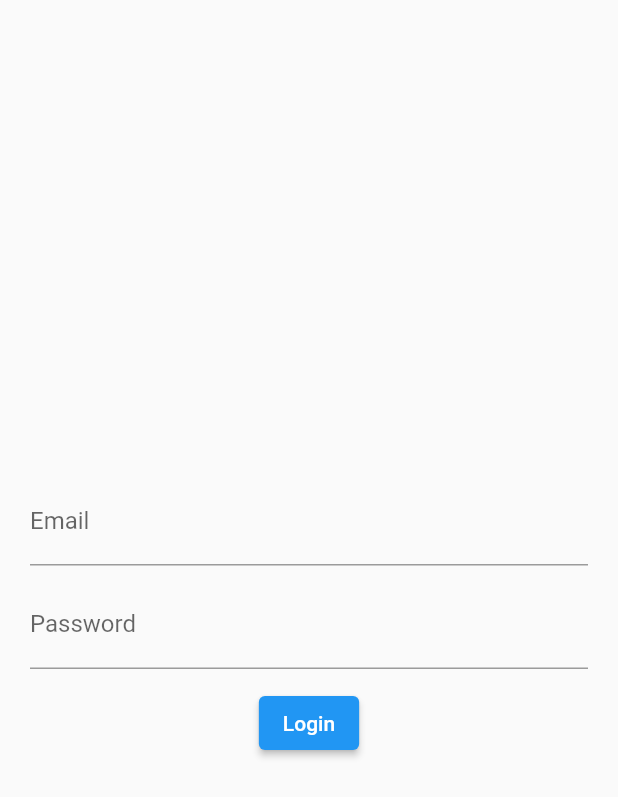
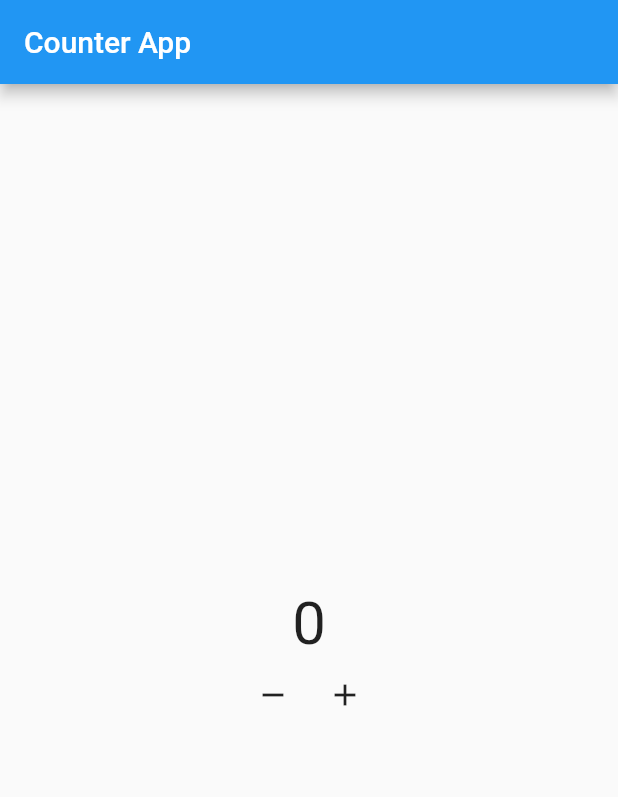
Before and after one commit to imrishuroy/Flutter-Bloc, a Flutter app: the screen it shows after launch, on a phone screen of 412 x 824 dp. Shown: the top 797 px of the screen. Run offline on Flutter 3.47's test engine with Material 2 defaults, Android fonts, the phone set to English and light mode, and no system bars; our stand-ins replace bloc, firebase_auth, firebase_core, flutter_bloc; accounts and stored records are empty.

Commit message:
Added Flutter Bloc Package and Created a Counter App using flutter bloc

```diff
--- /dev/null
+++ b/lib/cubit/counter_cubit.dart
@@ -0,0 +1,17 @@
+import 'package:bloc/bloc.dart';
+import 'package:meta/meta.dart';
+
+part 'counter_state.dart';
+
+class CounterCubit extends Cubit<CounterState> {
+  CounterCubit()
+      : super(CounterState(
+          counterValue: 0,
+        ));
+
+  void increment() => emit(
+      CounterState(counterValue: state.counterValue + 1, wasIncremented: true));
+
+  void decrement() => emit(CounterState(
+      counterValue: state.counterValue - 1, wasIncremented: false));
+}
--- /dev/null
+++ b/lib/cubit/counter_state.dart
@@ -0,0 +1,11 @@
+part of 'counter_cubit.dart';
+
+class CounterState {
+  // this is the state of the app
+  int counterValue;
+  bool wasIncremented;
+  CounterState({
+    @required this.counterValue,
+    this.wasIncremented,
+  });
+}
--- a/lib/main.dart
+++ b/lib/main.dart
@@ -1,6 +1,105 @@
+import 'package:firebase_core/firebase_core.dart';
 import 'package:flutter/material.dart';
-import 'package:login_bloc/src/app.dart';
+import 'package:flutter_bloc/flutter_bloc.dart';
+import 'package:login_bloc/cubit/counter_cubit.dart';
 
-void main() {
-  runApp(MyApp());
+void main() async {
+  WidgetsFlutterBinding.ensureInitialized();
+  await Firebase.initializeApp();
+  runApp(
+    MyApp(),
+  );
 }
+
+class MyApp extends StatelessWidget {
+  @override
+  Widget build(BuildContext context) {
+    return BlocProvider<CounterCubit>(
+      create: (context) => CounterCubit(),
+      child: MaterialApp(
+        debugShowCheckedModeBanner: false,
+        home: CounterAppScreen(),
+      ),
+    );
+  }
+}
+
+class CounterAppScreen extends StatelessWidget {
+  @override
+  Widget build(BuildContext context) {
+    return Scaffold(
+      appBar: AppBar(
+        title: Text('Counter App'),
+      ),
+      body:
+
+          //  BlocListener<CounterCubit, CounterState>(
+          //   listener: (context, state) {
+          //     if (state.wasIncremented == true) {
+          //       Scaffold.of(context).showSnackBar(SnackBar(
+          //         content: Text('Incremented'),
+          //         duration: Duration(milliseconds: 300),
+          //       ));
+          //     } else {
+          //       Scaffold.of(context).showSnackBar(
+          //         SnackBar(
+          //           content: Text('Decremented'),
+          //           duration: Duration(milliseconds: 300),
+          //         ),
+          //       );
+          //     }
+          //   },
+          //   child:
+
+          Column(
+        mainAxisAlignment: MainAxisAlignment.center,
+        children: [
+          BlocConsumer<CounterCubit, CounterState>(
+            builder: (context, state) {
+              return Text(
+                '${state.counterValue}',
+                style: TextStyle(
+                  fontSize: 40.0,
+                ),
+              );
+            },
+            listener: (context, state) {
+              if (state.wasIncremented == true) {
+                ScaffoldMessenger.of(context).showSnackBar(
+                  SnackBar(
+                    content: Text('Incremented'),
+                    duration: Duration(milliseconds: 300),
+                  ),
+                );
+              } else {
+                ScaffoldMessenger.of(context).showSnackBar(
+                  SnackBar(
+                    content: Text('Decremented'),
+                    duration: Duration(milliseconds: 300),
+                  ),
+                );
+              }
+            },
+          ),
+          Row(
+            mainAxisAlignment: MainAxisAlignment.center,
+            children: [
+              IconButton(
+                icon: Icon(Icons.remove),
+                onPressed: () {
+                  BlocProvider.of<CounterCubit>(context).decrement();
+                },
+              ),
+              IconButton(
+                icon: Icon(Icons.add),
+                onPressed: () {
+                  BlocProvider.of<CounterCubit>(context).increment();
+                },
+              )
+            ],
+          ),
+        ],
+      ),
+    );
+  }
+}
```
Also changed, not shown: lib/blocs/provider.dart (added, +14 -0 lines), lib/screens/create_new_account_screen.dart (added, +12 -0 lines), lib/screens/succuss_screen.dart (added, +15 -0 lines), lib/services/auth_service.dart (added, +78 -0 lines), lib/services/auth_wrapper.dart (added, +31 -0 lines), pubspec.yaml (+4 -9 lines), pubspec.lock, 11 other files.
